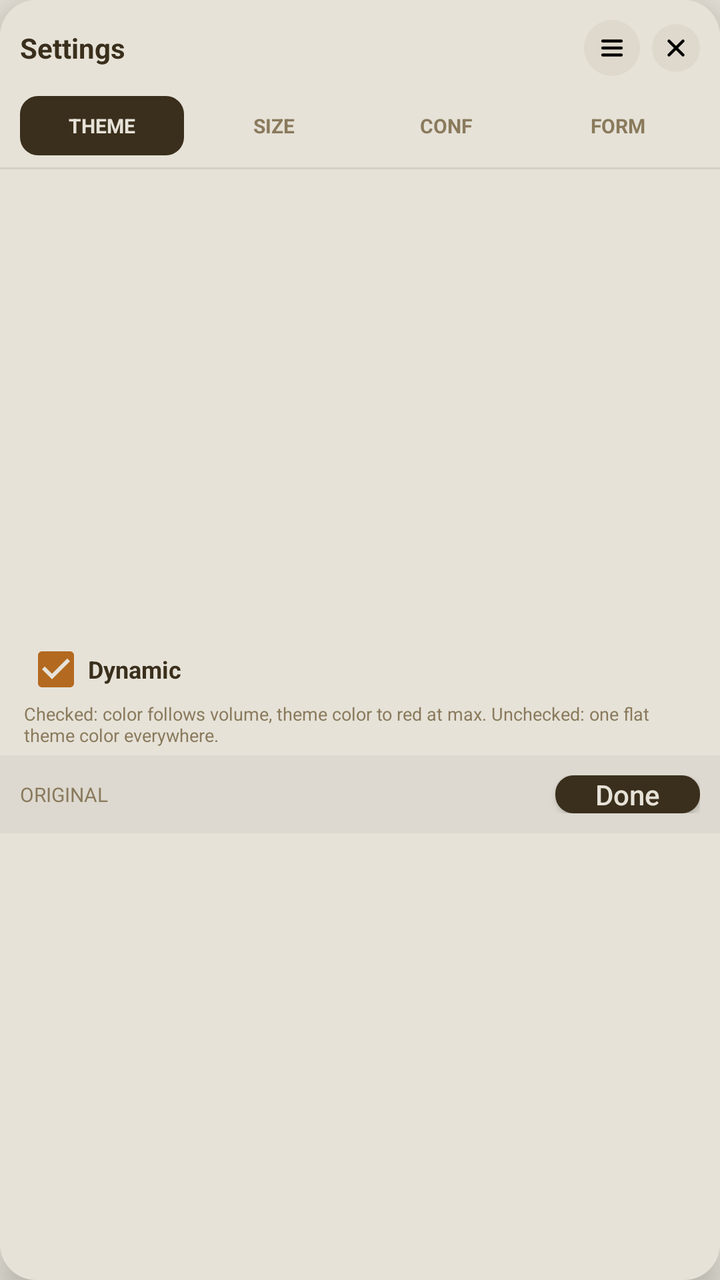
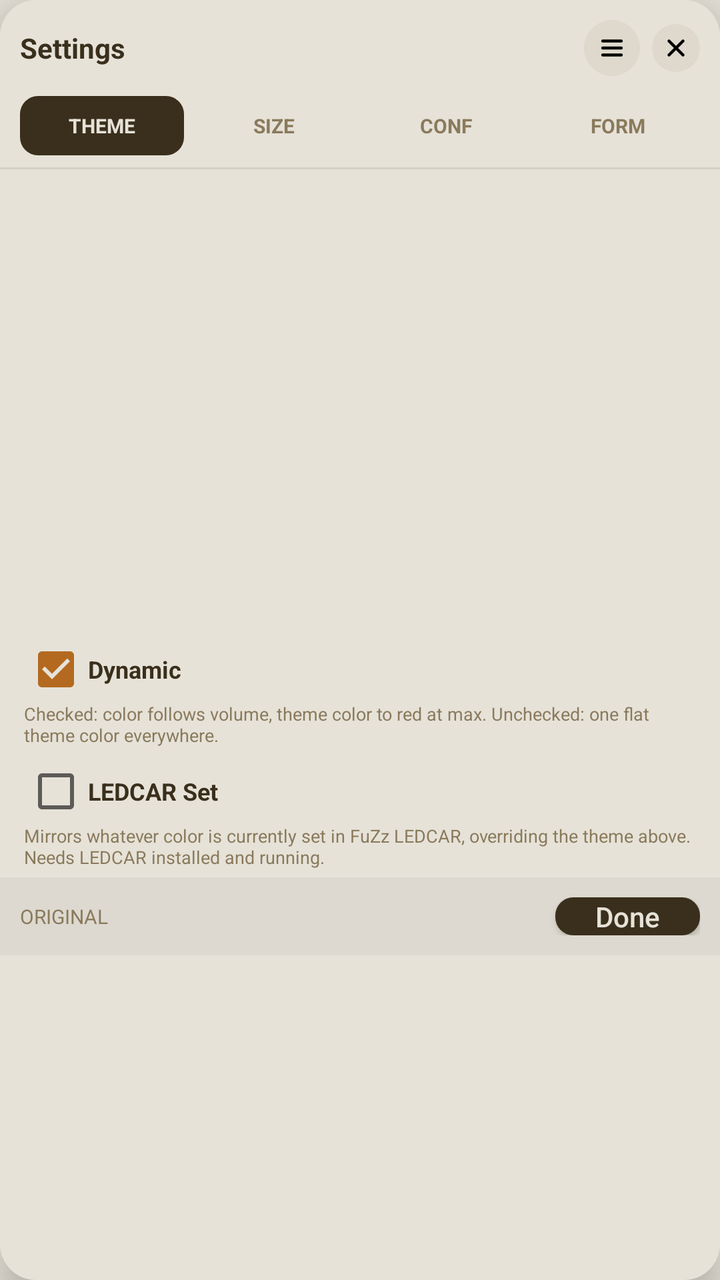

Two renders of the same Android screen: before a commit and after it. Below are the layout's source before the change and the commit's diff.
<!-- AndroidManifest.xml: application theme AppTheme -->
<!-- res/layout/overlay_theme_popup.xml -->
<?xml version="1.0" encoding="utf-8"?>
<LinearLayout xmlns:android="http://schemas.android.com/apk/res/android"
    android:layout_width="260dp"
    android:layout_height="wrap_content"
    android:orientation="vertical"
    android:background="@drawable/bg_panel_card"
    android:elevation="10dp">

    
    <LinearLayout
        android:layout_width="match_parent"
        android:layout_height="wrap_content"
        android:orientation="horizontal"
        android:gravity="center_vertical"
        android:padding="10dp">

        <TextView
            android:layout_width="0dp"
            android:layout_height="wrap_content"
            android:layout_weight="1"
            android:text="Settings"
            android:textColor="@color/ink"
            android:textSize="14sp"
            android:textStyle="bold" />

        <ImageButton
            android:id="@+id/dragHandle"
            android:layout_width="28dp"
            android:layout_height="28dp"
            android:layout_marginEnd="6dp"
            android:background="@drawable/bg_round_button"
            android:src="@drawable/ic_drag"
            android:scaleType="center"
            android:contentDescription="Drag to move" />

        <ImageButton
            android:id="@+id/themeClose"
            android:layout_width="24dp"
            android:layout_height="24dp"
            android:background="@drawable/bg_round_button"
            android:src="@drawable/ic_close"
            android:scaleType="center"
            android:contentDescription="Close" />
    </LinearLayout>

    
    <LinearLayout
        android:id="@+id/tabRow"
        android:layout_width="match_parent"
        android:layout_height="wrap_content"
        android:orientation="horizontal"
        android:paddingStart="10dp"
        android:paddingEnd="10dp"
        android:paddingBottom="6dp">

        <TextView
            android:id="@+id/tabTheme"
            android:layout_width="0dp"
            android:layout_height="wrap_content"
            android:layout_weight="1"
            android:layout_marginEnd="4dp"
            android:gravity="center"
            android:padding="8dp"
            android:text="Theme"
            android:textAllCaps="true"
            android:textSize="10sp"
            android:textStyle="bold"
            android:textColor="@color/cream"
            android:background="@drawable/bg_done_button" />

        <TextView
            android:id="@+id/tabSize"
            android:layout_width="0dp"
            android:layout_height="wrap_content"
            android:layout_weight="1"
            android:layout_marginEnd="4dp"
            android:gravity="center"
            android:padding="8dp"
            android:text="Size"
            android:textAllCaps="true"
            android:textSize="10sp"
            android:textStyle="bold"
            android:textColor="#8A7A5C"
            android:background="@drawable/bg_small_button" />

        <TextView
            android:id="@+id/tabConf"
            android:layout_width="0dp"
            android:layout_height="wrap_content"
            android:layout_weight="1"
            android:layout_marginEnd="4dp"
            android:gravity="center"
            android:padding="8dp"
            android:text="Conf"
            android:textAllCaps="true"
            android:textSize="10sp"
            android:textStyle="bold"
            android:textColor="#8A7A5C"
            android:background="@drawable/bg_small_button" />

        <TextView
            android:id="@+id/tabForm"
            android:layout_width="0dp"
            android:layout_height="wrap_content"
            android:layout_weight="1"
            android:gravity="center"
            android:padding="8dp"
            android:text="Form"
            android:textAllCaps="true"
            android:textSize="10sp"
            android:textStyle="bold"
            android:textColor="#8A7A5C"
            android:background="@drawable/bg_small_button" />
    </LinearLayout>

    <View
        android:layout_width="match_parent"
        android:layout_height="1dp"
        android:background="#14000000" />

    <FrameLayout
        android:id="@+id/tabContent"
        android:layout_width="match_parent"
        android:layout_height="wrap_content">

        
        <LinearLayout
            android:id="@+id/themeTabContent"
            android:layout_width="match_parent"
            android:layout_height="wrap_content"
            android:orientation="vertical">

            <ScrollView
                android:layout_width="match_parent"
                android:layout_height="230dp">

                <GridLayout
                    android:id="@+id/themeGrid"
                    android:layout_width="match_parent"
                    android:layout_height="wrap_content"
                    android:columnCount="4"
                    android:padding="8dp" />
            </ScrollView>

            <LinearLayout
                android:layout_width="match_parent"
                android:layout_height="wrap_content"
                android:orientation="horizontal"
                android:gravity="center_vertical"
                android:paddingStart="12dp"
                android:paddingEnd="12dp"
                android:paddingTop="4dp">

                <CheckBox
                    android:id="@+id/dynamicCheck"
                    android:layout_width="wrap_content"
                    android:layout_height="wrap_content"
                    android:checked="true"
                    android:text="Dynamic"
                    android:textColor="@color/ink"
                    android:textSize="12sp"
                    android:textStyle="bold" />
            </LinearLayout>

            <TextView
                android:layout_width="match_parent"
                android:layout_height="wrap_content"
                android:paddingStart="12dp"
                android:paddingEnd="12dp"
                android:paddingBottom="4dp"
                android:text="Checked: color follows volume, theme color to red at max. Unchecked: one flat theme color everywhere."
                android:textColor="#8A7A5C"
                android:textSize="9sp" />

            <LinearLayout
                android:layout_width="match_parent"
                android:layout_height="wrap_content"
                android:orientation="horizontal"
                android:gravity="center_vertical"
                android:padding="10dp"
                android:background="#0A000000">

                <TextView
                    android:id="@+id/themeCurrent"
                    android:layout_width="0dp"
                    android:layout_height="wrap_content"
                    android:layout_weight="1"
                    android:text="Original"
                    android:textColor="#8A7A5C"
                    android:textSize="10sp"
                    android:textAllCaps="true" />

                <Button
                    android:id="@+id/themeDone"
                    android:layout_width="wrap_content"
                    android:layout_height="wrap_content"
                    android:minWidth="0dp"
                    android:minHeight="0dp"
                    android:paddingStart="20dp"
                    android:paddingEnd="20dp"
                    android:text="Done"
                    android:textAllCaps="false"
                    android:textColor="@color/cream"
                    android:background="@drawable/bg_done_button" />
            </LinearLayout>
        </LinearLayout>

        
        <LinearLayout
            android:id="@+id/sizeTabContent"
            android:layout_width="match_parent"
            android:layout_height="wrap_content"
            android:orientation="vertical"
            android:padding="14dp"
            android:visibility="gone">

            <LinearLayout
                android:layout_width="match_parent"
                android:layout_height="wrap_content"
                android:orientation="horizontal"
                android:gravity="center_vertical">

                <LinearLayout
                    android:layout_width="0dp"
                    android:layout_height="wrap_content"
                    android:layout_weight="1"
                    android:orientation="vertical">

                    <TextView
                        android:id="@+id/bubbleSizeLabel"
                        android:layout_width="match_parent"
                        android:layout_height="wrap_content"
                        android:text="Bubble size: 52dp"
                        android:textColor="@color/ink"
                        android:textSize="12sp" />

                    <SeekBar
                        android:id="@+id/bubbleSizeSeek"
                        android:layout_width="match_parent"
                        android:layout_height="wrap_content"
                        android:max="54"
                        android:progress="16" />
                </LinearLayout>

                
                <FrameLayout
                    android:layout_width="56dp"
                    android:layout_height="56dp"
                    android:layout_marginStart="10dp"
                    android:background="#0A000000">

                    <View
                        android:id="@+id/bubblePreview"
                        android:layout_width="20dp"
                        android:layout_height="40dp"
                        android:layout_gravity="center" />
                </FrameLayout>
            </LinearLayout>

            <TextView
                android:id="@+id/panelWidthLabel"
                android:layout_width="match_parent"
                android:layout_height="wrap_content"
                android:layout_marginTop="10dp"
                android:text="Volume panel width: 150dp"
                android:textColor="@color/ink"
                android:textSize="12sp" />

            <SeekBar
                android:id="@+id/panelWidthSeek"
                android:layout_width="match_parent"
                android:layout_height="wrap_content"
                android:max="180"
                android:progress="70" />

            <TextView
                android:id="@+id/panelHeightLabel"
                android:layout_width="match_parent"
                android:layout_height="wrap_content"
                android:layout_marginTop="10dp"
                android:text="Volume panel height: 150dp"
                android:textColor="@color/ink"
                android:textSize="12sp" />

            <SeekBar
                android:id="@+id/panelHeightSeek"
                android:layout_width="match_parent"
                android:layout_height="wrap_content"
                android:max="170"
                android:progress="60" />
        </LinearLayout>

        
        <LinearLayout
            android:id="@+id/confTabContent"
            android:layout_width="match_parent"
            android:layout_height="wrap_content"
            android:orientation="vertical"
            android:padding="14dp"
            android:visibility="gone">

            <TextView
                android:id="@+id/confMaxLabel"
                android:layout_width="match_parent"
                android:layout_height="wrap_content"
                android:text="Max volume supported: 40"
                android:textColor="@color/ink"
                android:textSize="12sp" />

            <SeekBar
                android:id="@+id/confMaxSeek"
                android:layout_width="match_parent"
                android:layout_height="wrap_content"
                android:max="90"
                android:progress="30" />

            <TextView
                android:id="@+id/confDeviceMaxHint"
                android:layout_width="match_parent"
                android:layout_height="wrap_content"
                android:text=""
                android:textColor="#8A7A5C"
                android:textSize="9sp" />

            <TextView
                android:id="@+id/confLimitLabel"
                android:layout_width="match_parent"
                android:layout_height="wrap_content"
                android:layout_marginTop="10dp"
                android:text="Limited to: 25"
                android:textColor="@color/ink"
                android:textSize="12sp" />

            <SeekBar
                android:id="@+id/confLimitSeek"
                android:layout_width="match_parent"
                android:layout_height="wrap_content"
                android:max="39"
                android:progress="24" />

            <TextView
                android:id="@+id/confSlowLabel"
                android:layout_width="match_parent"
                android:layout_height="wrap_content"
                android:layout_marginTop="10dp"
                android:text="When go slowly: 20"
                android:textColor="@color/ink"
                android:textSize="12sp" />

            <SeekBar
                android:id="@+id/confSlowSeek"
                android:layout_width="match_parent"
                android:layout_height="wrap_content"
                android:max="25"
                android:progress="20" />
        </LinearLayout>

        
        <ScrollView
            android:id="@+id/formTabContent"
            android:layout_width="match_parent"
            android:layout_height="260dp"
            android:visibility="gone">

            <LinearLayout
                android:id="@+id/formList"
                android:layout_width="match_parent"
                android:layout_height="wrap_content"
                android:orientation="vertical"
                android:padding="6dp" />
        </ScrollView>

    </FrameLayout>

</LinearLayout>
<!-- resources referenced by this layout -->
<resources>
  <color name="cream">#E6E2D8</color>
  <color name="ink">#3A2F1C</color>
  <!-- drawable bg_done_button (drawable) -->
  <?xml version="1.0" encoding="utf-8"?>
  <shape xmlns:android="http://schemas.android.com/apk/res/android" android:shape="rectangle">
      <solid android:color="@color/ink" />
      <corners android:radius="9dp" />
  </shape>
  <!-- drawable bg_panel_card (drawable) -->
  <?xml version="1.0" encoding="utf-8"?>
  <shape xmlns:android="http://schemas.android.com/apk/res/android" android:shape="rectangle">
      <solid android:color="@color/cream" />
      <corners android:radius="18dp" />
  </shape>
  <!-- drawable bg_round_button (drawable) -->
  <?xml version="1.0" encoding="utf-8"?>
  <shape xmlns:android="http://schemas.android.com/apk/res/android" android:shape="oval">
      <solid android:color="@color/cream_dark" />
  </shape>
  <!-- drawable bg_small_button (drawable) -->
  <?xml version="1.0" encoding="utf-8"?>
  <shape xmlns:android="http://schemas.android.com/apk/res/android" android:shape="rectangle">
      <solid android:color="@color/cream" />
      <corners android:radius="999dp" />
  </shape>
  <!-- drawable ic_close (drawable) -->
  <vector xmlns:android="http://schemas.android.com/apk/res/android"
      android:width="14dp"
      android:height="14dp"
      android:viewportWidth="24"
      android:viewportHeight="24">
      <path
          android:strokeColor="#FF000000"
          android:strokeWidth="2.5"
          android:strokeLineCap="round"
          android:pathData="M6,6l12,12M18,6L6,18" />
  </vector>
  <!-- drawable ic_drag (drawable) -->
  <?xml version="1.0" encoding="utf-8"?>
  <vector xmlns:android="http://schemas.android.com/apk/res/android"
      android:width="14dp"
      android:height="14dp"
      android:viewportWidth="24"
      android:viewportHeight="24">
      <path
          android:strokeColor="#FF000000"
          android:strokeWidth="2.5"
          android:strokeLineCap="round"
          android:pathData="M4,6l16,0M4,12l16,0M4,18l16,0" />
  </vector>
  <style name="AppTheme" parent="Theme.AppCompat.DayNight.NoActionBar">
          <item name="colorPrimary">@color/accent</item>
          <item name="colorPrimaryDark">@color/ink</item>
          <item name="colorAccent">@color/accent</item>
          <item name="android:windowBackground">@color/cream</item>
      </style>
  <color name="cream_dark">#DED9CC</color>
  <color name="accent">#B3691F</color>
</resources>

<!-- the commit's change to res/layout/overlay_theme_popup.xml (unified diff, before → after) -->
@@ -177,6 +177,36 @@
                 android:layout_height="wrap_content"
                 android:orientation="horizontal"
                 android:gravity="center_vertical"
+                android:paddingStart="12dp"
+                android:paddingEnd="12dp"
+                android:paddingTop="2dp">
+
+                <CheckBox
+                    android:id="@+id/ledcarSyncCheck"
+                    android:layout_width="wrap_content"
+                    android:layout_height="wrap_content"
+                    android:checked="false"
+                    android:text="LEDCAR Set"
+                    android:textColor="@color/ink"
+                    android:textSize="12sp"
+                    android:textStyle="bold" />
+            </LinearLayout>
+
+            <TextView
+                android:layout_width="match_parent"
+                android:layout_height="wrap_content"
+                android:paddingStart="12dp"
+                android:paddingEnd="12dp"
+                android:paddingBottom="4dp"
+                android:text="Mirrors whatever color is currently set in FuZz LEDCAR, overriding the theme above. Needs LEDCAR installed and running."
+                android:textColor="#8A7A5C"
+                android:textSize="9sp" />
+
+            <LinearLayout
+                android:layout_width="match_parent"
+                android:layout_height="wrap_content"
+                android:orientation="horizontal"
+                android:gravity="center_vertical"
                 android:padding="10dp"
                 android:background="#0A000000">
 
